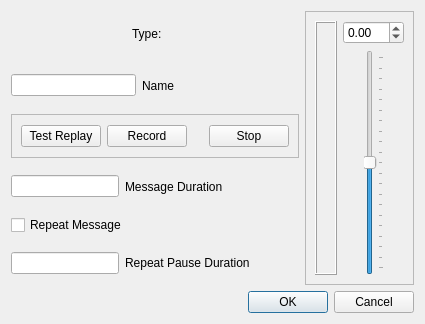
This is mqt/MqtLogger/txvminternalbuttondialog.ui in Rsclub22/Minos2-Mirror as Qt 5 draws it before an edit. The edited form follows.
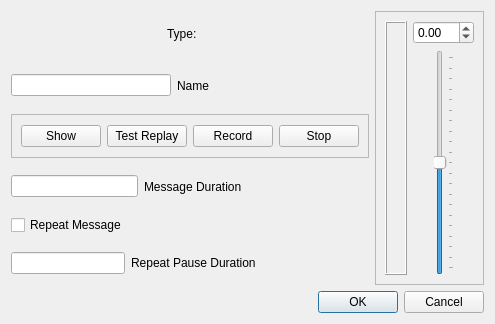
This is the edited form. Custom widgets are drawn as their Qt base class.

Commit message: More keyer work; default to "dry", option to show waveform

What changed in the file:
```diff
--- a/mqt/MqtLogger/txvminternalbuttondialog.ui
+++ b/mqt/MqtLogger/txvminternalbuttondialog.ui
@@ -100,6 +100,13 @@
          <layout class="QVBoxLayout" name="verticalLayout_5">
           <item>
            <layout class="QHBoxLayout" name="horizontalLayout_5">
+            <item>
+             <widget class="QPushButton" name="showButton">
+              <property name="text">
+               <string>Show</string>
+              </property>
+             </widget>
+            </item>
             <item>
              <widget class="QPushButton" name="replayButton">
               <property name="text">
```
The commit also changes 21 other files.
